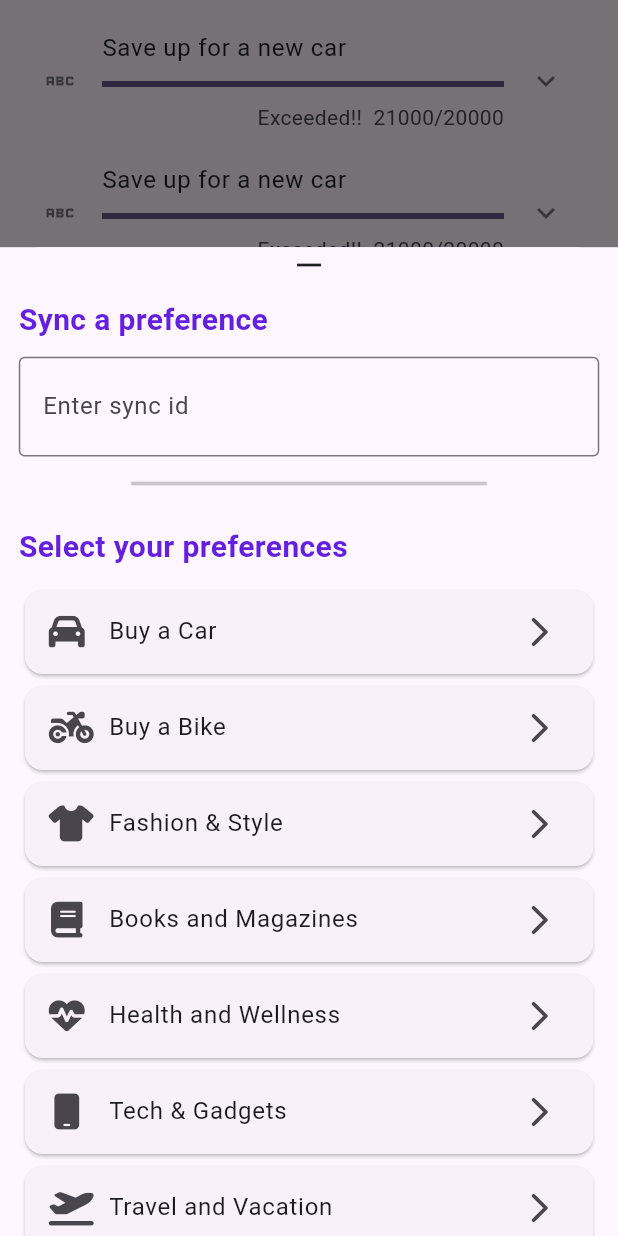
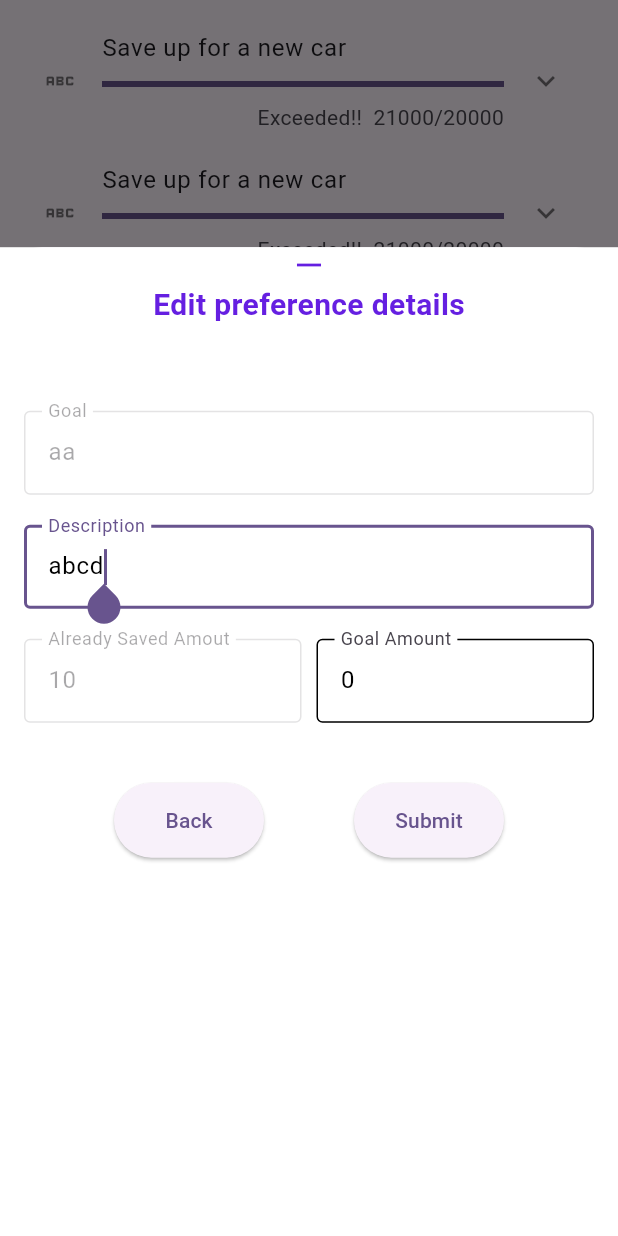
Before and after one commit to BishalK007/Dream-Tracker, a Flutter app: the HomePage screen opened directly, scrolled down 56 dp, after a tap on the "add" icon, on a phone screen of 412 x 824 dp. Run offline on Flutter 3.47's test engine with Material 2 defaults, Android fonts, the light colour scheme and no system bars; drawn by our look-alikes of expansion_tile_card; our stand-ins replace cloud_firestore, expandable_text, firebase_auth, firebase_core, flutter_login, font_awesome_flutter and 1 more; missing offline and left inert: hidable, introduction_slider; accounts and stored records are empty.

Commit message:
editpreference added

```diff
--- /dev/null
+++ b/lib/pages/editPreferenceDetails.dart
@@ -0,0 +1,192 @@
+//import 'package:auth_testing/backend/database.dart';
+import 'package:flutter/material.dart';
+import '../colors.dart';
+
+class EditPrederence extends StatefulWidget {
+  final String goalId;
+  final String preference;
+  final String description;
+  final int savedAmt;
+  final int goalAmt;
+  const EditPrederence({
+    super.key,
+    required this.goalId,
+    required this.preference,
+    required this.description,
+    required this.savedAmt,
+    required this.goalAmt,
+  });
+
+  @override
+  State<EditPrederence> createState() => _EditPrederenceState();
+}
+
+class _EditPrederenceState extends State<EditPrederence> {
+  final _formKey = GlobalKey<FormState>();
+  final TextEditingController _goalIdController = TextEditingController();
+  final TextEditingController _preferenceController = TextEditingController();
+  final TextEditingController _descriptionController = TextEditingController();
+  final TextEditingController _savedAmtController = TextEditingController();
+  final TextEditingController _goalAmtController = TextEditingController();
+
+  @override
+  void initState() {
+    super.initState();
+    _goalIdController.text = widget.goalId;
+    _preferenceController.text = widget.preference;
+    _descriptionController.text = widget.description;
+    _savedAmtController.text = widget.savedAmt.toString();
+    _goalAmtController.text = widget.goalAmt.toString();
+  }
+
+  @override
+  void dispose() {
+    _goalIdController.dispose();
+    _preferenceController.dispose();
+    _descriptionController.dispose();
+    _savedAmtController.dispose();
+    _goalAmtController.dispose();
+    super.dispose();
+  }
+
+  @override
+  Widget build(BuildContext context) {
+    return Scaffold(
+      backgroundColor: Colors.white,
+      body: SingleChildScrollView(
+        child: Column(
+          mainAxisAlignment: MainAxisAlignment.center,
+          crossAxisAlignment: CrossAxisAlignment.stretch,
+          children: [
+            Icon(
+              Icons.horizontal_rule,
+              color: myPrimarySwatch,
+            ),
+            Center(
+              child: Text(
+                "Edit preference details",
+                style: TextStyle(
+                    fontSize: 20,
+                    fontWeight: FontWeight.bold,
+                    color: myPrimarySwatch),
+              ),
+            ),
+            const SizedBox(height: 40),
+            Padding(
+              padding: const EdgeInsets.all(16.0),
+              child: Form(
+                key: _formKey,
+                child: SingleChildScrollView(
+                  child: Column(
+                    mainAxisAlignment: MainAxisAlignment.center,
+                    crossAxisAlignment: CrossAxisAlignment.start,
+                    children: [
+                      TextFormField(
+                        controller: _preferenceController,
+                        decoration: const InputDecoration(
+                          labelText: 'Goal',
+                          border: OutlineInputBorder(),
+                          enabledBorder: OutlineInputBorder(),
+                        ),
+                        enabled: false,
+                      ),
+                      const SizedBox(height: 20),
+                      TextFormField(
+                        autofocus: true,
+                        style: const TextStyle(color: Colors.black),
+                        controller: _descriptionController,
+                        decoration: const InputDecoration(
+                          labelText: 'Description',
+                          border: OutlineInputBorder(),
+                          enabledBorder: OutlineInputBorder(),
+                        ),
+                      ),
+                      const SizedBox(height: 20),
+                      Row(
+                        children: [
+                          Flexible(
+                            fit: FlexFit.loose,
+                            child: TextFormField(
+                              controller: _savedAmtController,
+                              decoration: const InputDecoration(
+                                labelText: 'Already Saved Amout',
+                                border: OutlineInputBorder(),
+                                enabledBorder: OutlineInputBorder(),
+                              ),
+                              enabled: false,
+                            ),
+                          ),
+                          const SizedBox(
+                            width: 10,
+                          ),
+                          Flexible(
+                            fit: FlexFit.loose,
+                            child: TextFormField(
+                              keyboardType: TextInputType.number,
+                              style: const TextStyle(color: Colors.black),
+                              controller: _goalAmtController,
+                              decoration: const InputDecoration(
+                                labelText: 'Goal Amount',
+                                border: OutlineInputBorder(),
+                                enabledBorder: OutlineInputBorder(),
+                              ),
+                              validator: (value) {
+                                if (value == null ||
+                                    value == '0' ||
+                                    value.isEmpty) {
+                                  return "Please enter a valid amount";
+                                }
+                                return null;
+                              },
+                            ),
+                          ),
+                        ],
+                      ),
+                      const SizedBox(height: 40),
+                      Row(
+                        mainAxisAlignment: MainAxisAlignment.spaceEvenly,
+                        children: [
+                          ElevatedButton(
+                            onPressed: (() {
+                              Navigator.pop(context);
+                            }),
+                            style: ElevatedButton.styleFrom(
+                              fixedSize: const Size(100, 50),
+                              //backgroundColor: Colors.black,
+                              shape: const StadiumBorder(), // Background color
+                            ),
+                            child: const Text("Back"),
+                          ),
+                          ElevatedButton(
+                            style: ElevatedButton.styleFrom(
+                              fixedSize: const Size(100, 50),
+                              //backgroundColor: Colors.black,
+                              shape: const StadiumBorder(), // Background color
+                            ),
+                            onPressed: () {
+                              if (_formKey.currentState!.validate()) {
+                                // updateDetails(
+                                //   _descriptionController.text,
+                                //   int.parse(_goalAmtController.text),
+                                //   int.parse(_goalAmtController.text) -
+                                //       int.parse(_savedAmtController.text),
+                                //   widget.goalId,
+                                // );
+                                Navigator.pop(context);
+                              }
+                            },
+                            child: const Text('Submit'),
+                          ),
+                        ],
+                      ),
+                    ],
+                  ),
+                ),
+              ),
+            ),
+          ],
+        ),
+      ),
+    );
+  }
+}
--- a/lib/pages/home.dart
+++ b/lib/pages/home.dart
@@ -1,4 +1,5 @@
 import 'package:dream_tracker/colors.dart';
+import 'package:dream_tracker/pages/editPreferenceDetails.dart';
 import 'package:dream_tracker/pages/preference_selection_page.dart';
 import 'package:dream_tracker/pages/signUp.dart';
 import 'package:dream_tracker/widgets/home_body.dart';
@@ -114,14 +115,28 @@ class _HomePageState extends State<HomePage> {
           children: [
             FloatingActionButton(
               onPressed: () {
+                // showModalBottomSheet(
+                //   isScrollControlled: true,
+                //   context: context,
+                //   builder: (context) => const FractionallySizedBox(
+                //     heightFactor: 0.8,
+                //     child: SelectPreference(),
+                //   ),
+                // );
                 showModalBottomSheet(
-                  isScrollControlled: true,
-                  context: context,
-                  builder: (context) => const FractionallySizedBox(
-                    heightFactor: 0.8,
-                    child: SelectPreference(),
-                  ),
-                );
+                    isScrollControlled: true,
+                    context: context,
+                    builder: (context) => FractionallySizedBox(
+                          heightFactor: 0.8,
+                          child: EditPrederence(
+                            description: 'abcd',
+                            goalAmt: 0,
+                            goalId: 'o',
+                            preference: 'aa',
+                            savedAmt: 10,
+                            //key: ,
+                          ),
+                        ));
               },
               child: const Icon(Icons.add),
             ),
```
